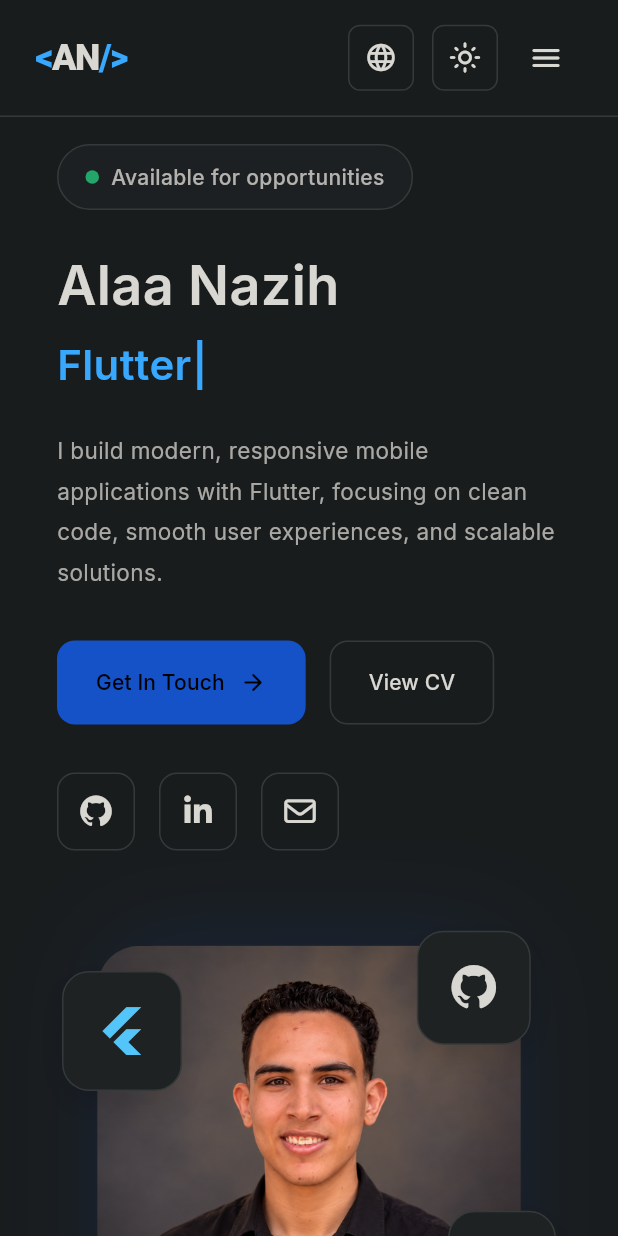
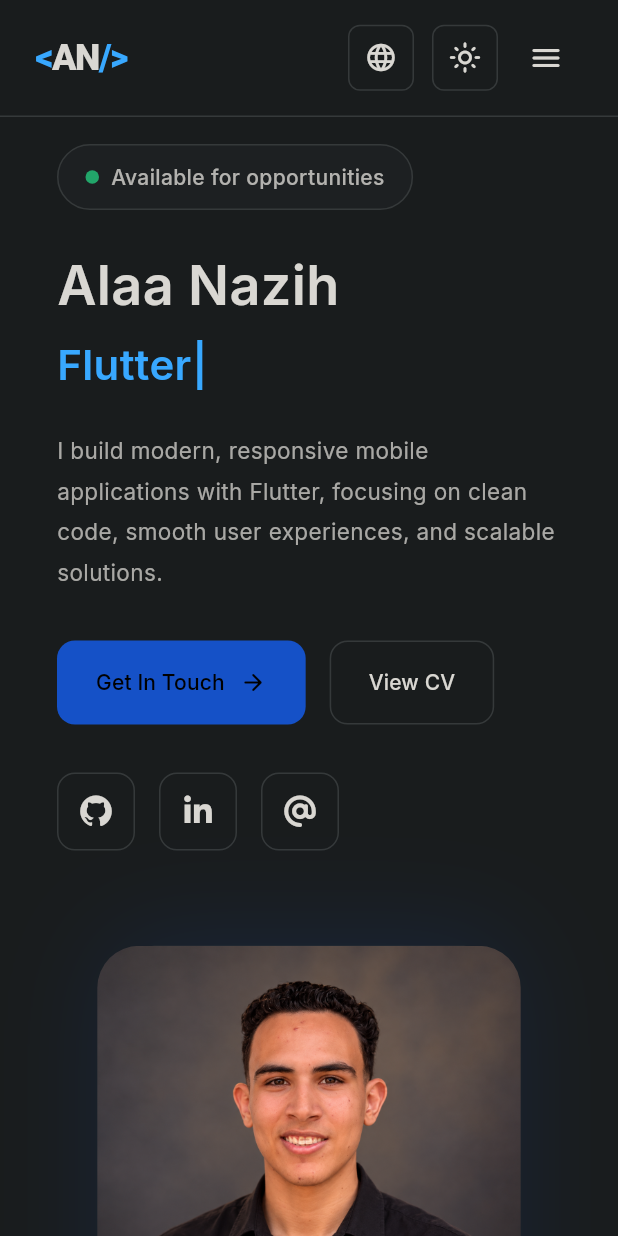
Before and after one commit to AlaaNazih1/alaa-protfolio, a Flutter app: the screen it shows after launch, on a phone screen of 412 x 824 dp. Run offline on Flutter 3.47's test engine with Material 3 defaults, Android fonts, the phone set to English and light mode, and no system bars; our stand-ins replace font_awesome_flutter, google_fonts, video_player.

Commit message:
Refactor profile visual and social links icons; update soft skills card icon

```diff
--- a/lib/features/home/presentation/widgets/profile_visual.dart
+++ b/lib/features/home/presentation/widgets/profile_visual.dart
@@ -1,5 +1,4 @@
 import 'package:flutter/material.dart';
-import 'package:font_awesome_flutter/font_awesome_flutter.dart';
 
 import '../../../../core/constant/app_sizes.dart';
 
@@ -80,45 +79,13 @@ class ProfileVisual extends StatelessWidget {
                   ),
                 ),
 
-                Positioned(
-                  top: visualSize * 0.12,
-                  left: visualSize * 0.01,
-                  child: const _TechIcon(
-                    icon: FontAwesomeIcons.flutter,
-                    color: Color(0xFF54C5F8),
-                    size: 58,
-                  ),
-                ),
 
-                Positioned(
-                  top: visualSize * 0.04,
-                  right: visualSize * 0.06,
-                  child: _TechIcon(
-                    icon: FontAwesomeIcons.github,
-                    color: colors.onSurface,
-                    size: 54,
-                  ),
-                ),
 
-                Positioned(
-                  bottom: visualSize * 0.19,
-                  right: visualSize * 0.01,
-                  child: const _TechIcon(
-                    icon: FontAwesomeIcons.android,
-                    color: Color(0xFF00B4AB),
-                    size: 50,
-                  ),
-                ),
 
-                Positioned(
-                  bottom: visualSize * 0.04,
-                  left: visualSize * 0.09,
-                  child: const _TechIcon(
-                    icon: FontAwesomeIcons.figma,
-                    color: Color(0xFFFFA000),
-                    size: 48,
-                  ),
-                ),
+
+
+
+
               ],
             ),
           ),
@@ -127,42 +94,3 @@ class ProfileVisual extends StatelessWidget {
     );
   }
 }
-
-class _TechIcon extends StatelessWidget {
-  const _TechIcon({
-    required this.icon,
-    required this.color,
-    required this.size,
-  });
-
-  final FaIconData icon;
-  final Color color;
-  final double size;
-
-  @override
-  Widget build(BuildContext context) {
-    final theme = Theme.of(context);
-    final colors = theme.colorScheme;
-
-    return Container(
-      width: size + 22,
-      height: size + 22,
-      decoration: BoxDecoration(
-        color: colors.surface,
-        borderRadius: BorderRadius.circular(18),
-        border: Border.all(color: theme.dividerColor),
-        boxShadow: [
-          BoxShadow(
-            color: Colors.black.withValues(
-              alpha: theme.brightness == Brightness.dark ? 0.15 : 0.08,
-            ),
-            blurRadius: 18,
-            offset: const Offset(0, 8),
-          ),
-        ],
-      ),
-      alignment: Alignment.center,
-      child: FaIcon(icon, color: color, size: size * 0.55),
-    );
-  }
-}
--- a/lib/features/home/presentation/widgets/social_links.dart
+++ b/lib/features/home/presentation/widgets/social_links.dart
@@ -52,7 +52,7 @@ class SocialLinks extends StatelessWidget {
           onTap: () => _openUrl(linkedInUrl),
         ),
         _SocialButton(
-          icon: FontAwesomeIcons.envelope,
+         icon: FontAwesomeIcons.at,
           tooltip: 'Email',
           onTap: () => _openUrl('mailto:$email'),
         ),
--- a/lib/features/skills/presentation/widgets/soft_skills_card.dart
+++ b/lib/features/skills/presentation/widgets/soft_skills_card.dart
@@ -1,5 +1,4 @@
 import 'package:flutter/material.dart';
-import 'package:font_awesome_flutter/font_awesome_flutter.dart';
 
 import '../../../../core/constant/app_sizes.dart';
 
@@ -39,10 +38,10 @@ class SoftSkillsCard extends StatelessWidget {
                   borderRadius: BorderRadius.circular(12),
                 ),
                 alignment: Alignment.center,
-                child: FaIcon(
-                  FontAwesomeIcons.users,
+                child: Icon(
+                  Icons.groups_rounded,
                   color: colors.secondary,
-                  size: 21,
+                  size: 25,
                 ),
               ),
               const SizedBox(width: 14),
```
